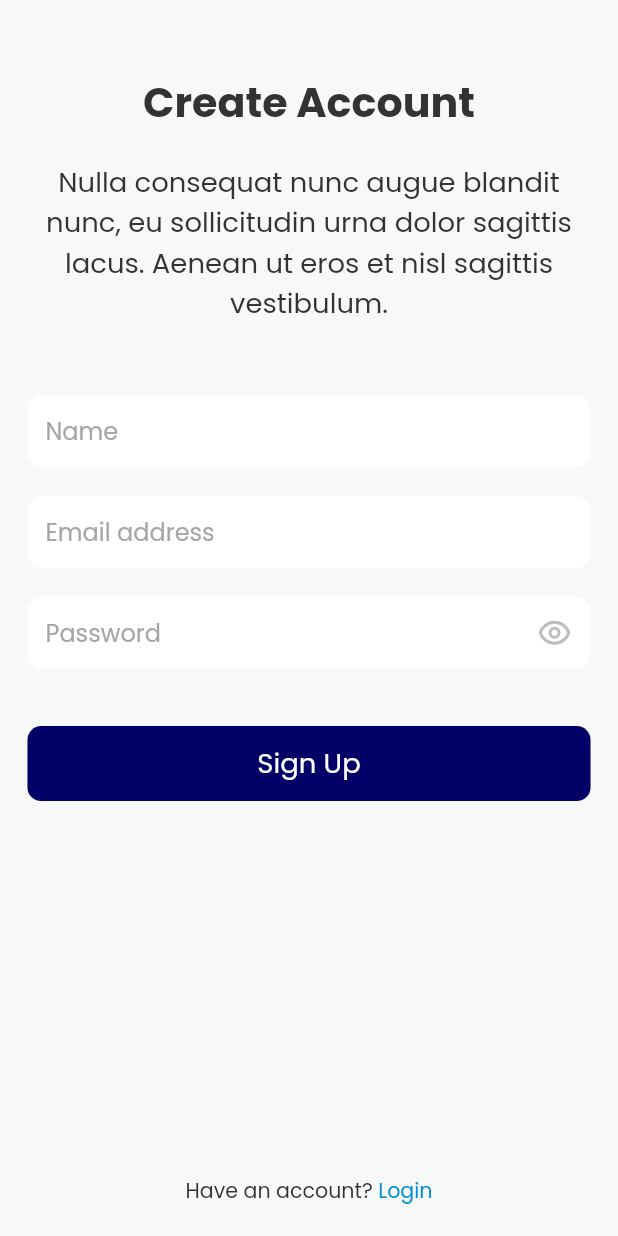
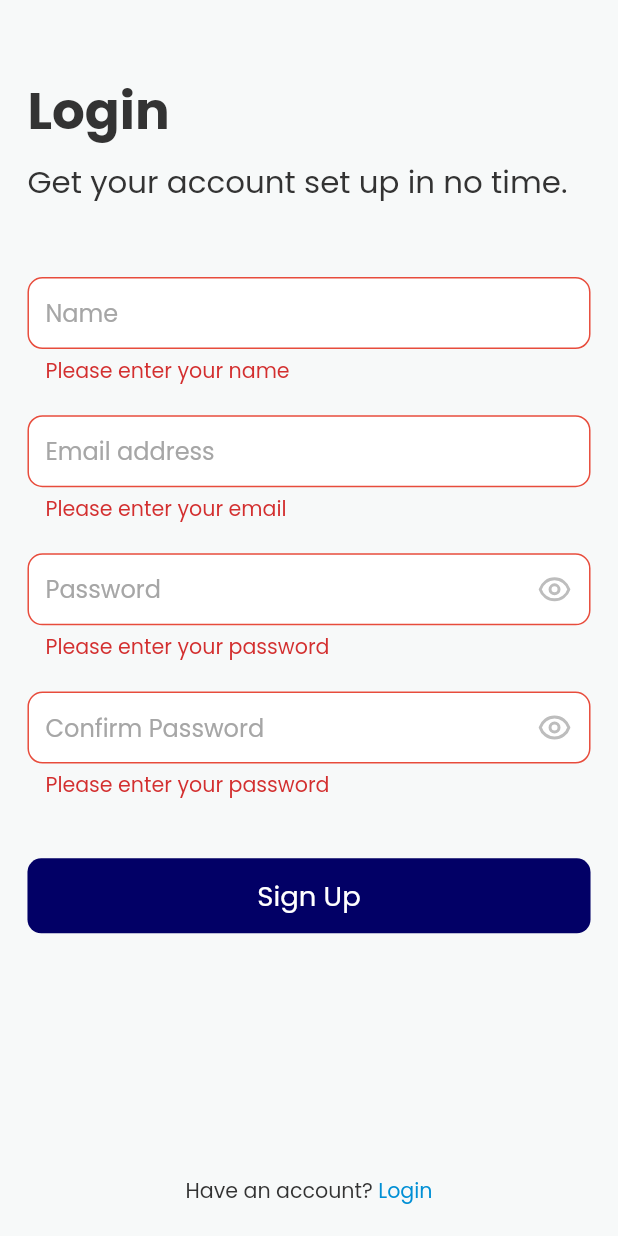
Before and after one commit to hngx-org/product-manager-ai-app, a Flutter app: the SignUpScreen screen opened directly, after a tap on "Sign Up", on a phone screen of 412 x 824 dp. Run offline on Flutter 3.47's test engine with Material 2 defaults, Android fonts, the phone set to English and light mode, and no system bars; drawn by our look-alikes of oktoast; our stand-ins replace flip_card, flutter_hooks, flutter_screenutil, flutter_svg, get_it, hidden_drawer_menu and 5 more; missing offline and left inert: hng_authentication, hngx_openai; accounts and stored records are empty.

Commit message:
feat: implemented login and signup

```diff
--- a/lib/main.dart
+++ b/lib/main.dart
@@ -7,12 +7,15 @@ import 'package:oktoast/oktoast.dart';
 import 'package:product_management_ai_app/src/core/core.dart';
 import 'package:product_management_ai_app/src/features/authentication/models/user.dart';
 import 'package:product_management_ai_app/src/features/onbaording/onboarding_screen.dart';
+import 'package:product_management_ai_app/src/shared/utils/locator.dart';
 
 Future<void> main() async {
   WidgetsFlutterBinding.ensureInitialized();
   await Hive.initFlutter();
   Hive.registerAdapter(UserAdapter());
   await Hive.openBox('userData');
+  setup();
+
   runApp(
     const ProviderScope(
       child: ProdGenius(),
--- a/lib/src/core/constants/constants.dart
+++ b/lib/src/core/constants/constants.dart
@@ -1 +1,3 @@
 export 'app_color.dart';
+export 'product_management_keywords.dart';
+export 'test_data.dart';
--- a/lib/src/core/themes/app_theme.dart
+++ b/lib/src/core/themes/app_theme.dart
@@ -24,7 +24,7 @@ class AppTheme with ChangeNotifier {
         color: AppColors.textColor,
       ),
       headlineMedium: TextStyle(
-        fontSize: 24.0.sp,
+        fontSize: 30.0.sp,
         fontWeight: FontWeight.normal,
         color: AppColors.textColor,
       ),
--- a/lib/src/data/local_service/hive_service.dart
+++ b/lib/src/data/local_service/hive_service.dart
@@ -5,6 +5,7 @@ class HiveService {
 
   Future<void> saveData(String key, dynamic value) async {
     await _box.put(key, value);
+    print('key: $key, value: $value');
   }
 
   dynamic getData(String key) {
--- /dev/null
+++ b/lib/src/features/authentication/models/user_detail.dart
@@ -0,0 +1,21 @@
+// ignore_for_file: public_member_api_docs, sort_constructors_first
+class UserDetail {
+  final String? name;
+  final String? email;
+  final String? id;
+  final int? credits;
+  final String? cookie;
+
+  UserDetail({
+    this.name,
+    this.email,
+    this.id,
+    this.credits,
+    this.cookie,
+  });
+
+  @override
+  String toString() {
+    return 'UserDetail(name: $name, email: $email, id: $id, credits: $credits, cookies: $cookie)';
+  }
+}
--- a/lib/src/features/authentication/screens/signup_screen.dart
+++ b/lib/src/features/authentication/screens/signup_screen.dart
@@ -1,11 +1,9 @@
-import 'dart:developer';
-
 import 'package:flutter/material.dart';
 import 'package:flutter_hooks/flutter_hooks.dart';
 import 'package:flutter_screenutil/flutter_screenutil.dart';
-import 'package:hng_authentication/authentication.dart';
 import 'package:hooks_riverpod/hooks_riverpod.dart';
 import 'package:product_management_ai_app/src/core/core.dart';
+import 'package:product_management_ai_app/src/features/authentication/controllers/auth_controller.dart';
 import 'package:product_management_ai_app/src/features/authentication/screens/login_screen.dart';
 import 'package:product_management_ai_app/src/shared/shared.dart';
 
@@ -14,11 +12,12 @@ class SignUpScreen extends HookConsumerWidget {
 
   @override
   Widget build(BuildContext context, WidgetRef ref) {
-    final auth = useMemoized(() => Authentication());
     final emailController = useTextEditingController();
     final passwordController = useTextEditingController();
+    final confirmPasswordController = useTextEditingController();
     final nameController = useTextEditingController();
     final formKey = useMemoized(() => GlobalKey<FormState>());
+    final authProv = ref.watch(authProvider);
 
     return Scaffold(
       body: SafeArea(
@@ -32,8 +31,14 @@ class SignUpScreen extends HookConsumerWidget {
                   child: Column(
                     children: [
                       40.hi,
+                      Align(
+                        alignment: Alignment.centerLeft,
+                        child: Column(
+                          crossAxisAlignment: CrossAxisAlignment.start,
+                          children: [
                             Text(
-                        'Create Account',
+                              'Login',
+                              textAlign: TextAlign.start,
                               style: Theme.of(context)
                                   .textTheme
                                   .headlineMedium!
@@ -41,12 +46,18 @@ class SignUpScreen extends HookConsumerWidget {
                                     fontWeight: FontWeight.w700,
                                   ),
                             ),
-                      16.hi,
+                            6.hi,
                             Text(
-                        'Nulla consequat nunc augue blandit nunc, eu sollicitudin urna dolor sagittis lacus. Aenean ut eros et nisl sagittis vestibulum.',
-                        textAlign: TextAlign.center,
-                        style: Theme.of(context).textTheme.bodyLarge!.copyWith(
+                              'Get your account set up in no time.',
+                              textAlign: TextAlign.start,
+                              style: Theme.of(context)
+                                  .textTheme
+                                  .titleLarge!
+                                  .copyWith(
                                     fontWeight: FontWeight.w400,
+                                  ),
+                            ),
+                          ],
                         ),
                       ),
                       40.hi,
@@ -75,7 +86,8 @@ class SignUpScreen extends HookConsumerWidget {
                           } else {
                             return null;
                           }
-                          }),
+                        },
+                      ),
                       16.hi,
                       CustomTextField(
                         controller: passwordController,
@@ -84,29 +96,58 @@ class SignUpScreen extends HookConsumerWidget {
                         validator: (value) {
                           if (value == null || value.isEmpty) {
                             return 'Please enter your password';
+                          } else if (value.length < 8) {
+                            return 'Password must be at least 8 characters';
                           }
                           return null;
-                          }),
+                        },
+                      ),
+                      16.hi,
+                      CustomTextField(
+                        controller: confirmPasswordController,
+                        hintText: 'Confirm Password',
+                        textObscured: true,
+                        validator: (value) {
+                          if (value == null || value.isEmpty) {
+                            return 'Please enter your password';
+                          } else if (value.length < 8) {
+                            return 'Password must be at least 8 characters';
+                          } else if (value != passwordController.text) {
+                            return 'Passwords do not match';
+                          }
+                          return null;
+                        },
+                      ),
                       32.hi,
                       CustomElevatedButton(
                         text: 'Sign Up',
+                        isLoading: authProv.isLoading,
                         onPressed: () async {
-                          // if (!formKey.currentState!.validate()) {
-                          //   return;
-                          // }
+                          if (!formKey.currentState!.validate()) {
+                            return;
+                          }
+                          FocusScope.of(context).unfocus();
+                          FocusManager.instance.primaryFocus?.unfocus();
 
-                          try {
-                            final res = await Authentication().signUp(
-                              'talk2engineerd.avid@gmail.com',
-                              'David',
-                              'password',
+                          ref
+                              .read(authProvider.notifier)
+                              .signUp(
+                                nameController.text,
+                                emailController.text,
+                                passwordController.text,
+                              )
+                              .then((value) {
+                            if (value) {
+                              Navigator.pushReplacement(
+                                context,
+                                MaterialPageRoute(
+                                  builder: (context) => LoginScreen(
+                                    email: emailController.text,
+                                  ),
+                                ),
                               );
-
-                            print('res name: ${res?.name}');
-                            log('res: ${res?.name}');
-                          } on Exception catch (e) {
-                            print('An Execption occured: $e');
                             }
+                          });
                         },
                       ),
                     ],
--- a/lib/src/features/home/home_screen.dart
+++ b/lib/src/features/home/home_screen.dart
@@ -1,6 +1,6 @@
 import 'package:flutter/material.dart';
 import 'package:product_management_ai_app/src/core/core.dart';
-import 'package:product_management_ai_app/src/features/chat_screen/drawer/hidden_draw.dart';
+import 'package:product_management_ai_app/src/features/chat/drawer/hidden_draw.dart';
 import 'package:product_management_ai_app/src/features/home/widgets/prompt.dart';
 
 class HomeScreen extends StatelessWidget {
--- a/lib/src/shared/widgets/custom_elevated_button.dart
+++ b/lib/src/shared/widgets/custom_elevated_button.dart
@@ -1,6 +1,7 @@
 // ignore_for_file: public_member_api_docs, sort_constructors_first
 import 'package:flutter/material.dart';
 import 'package:flutter_screenutil/flutter_screenutil.dart';
+import 'package:lottie/lottie.dart';
 import 'package:product_management_ai_app/src/core/core.dart';
 import 'package:product_management_ai_app/src/shared/shared.dart';
 
@@ -13,6 +14,7 @@ class CustomElevatedButton extends StatelessWidget {
   final int height;
   final ButtonWidth size;
   final bool hasBorderRadius;
+  final bool isLoading;
   const CustomElevatedButton({
     Key? key,
     required this.text,
@@ -23,6 +25,7 @@ class CustomElevatedButton extends StatelessWidget {
     this.height = 50,
     this.size = ButtonWidth.large,
     this.hasBorderRadius = true,
+    this.isLoading = false,
   }) : super(key: key);
 
   buttonWidth(ButtonWidth size) {
@@ -55,9 +58,14 @@ class CustomElevatedButton extends StatelessWidget {
             ),
           ),
         ),
-        child: Text(
-          text,
-        ),
+        child: isLoading
+            ? Lottie.asset(
+                'button-loader'.json,
+                height: 40.h,
+              )
+            : Text(
+                text,
+              ),
       ),
     );
   }
```
Also changed, not shown: assets/lotties/button-loader.json (added, +1 -0 lines), lib/src/data/local_service/toast_service.dart (+2 -17 lines), lib/src/features/authentication/controllers/auth_controller.dart (+104 -2 lines), lib/src/features/authentication/models/user.dart (+9 -0 lines), lib/src/features/authentication/screens/login_screen.dart (+40 -41 lines), lib/src/features/authentication/models/user.g.dart. Lines whose indentation alone changed are shown as unchanged.
